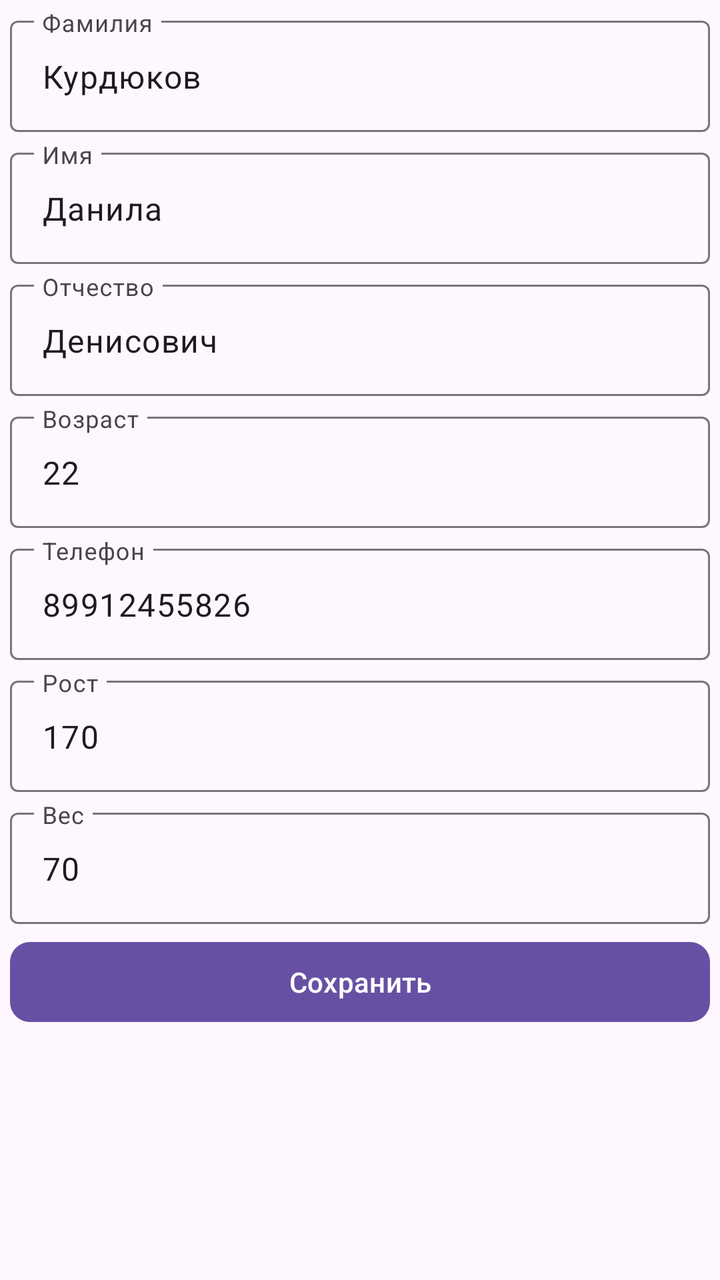
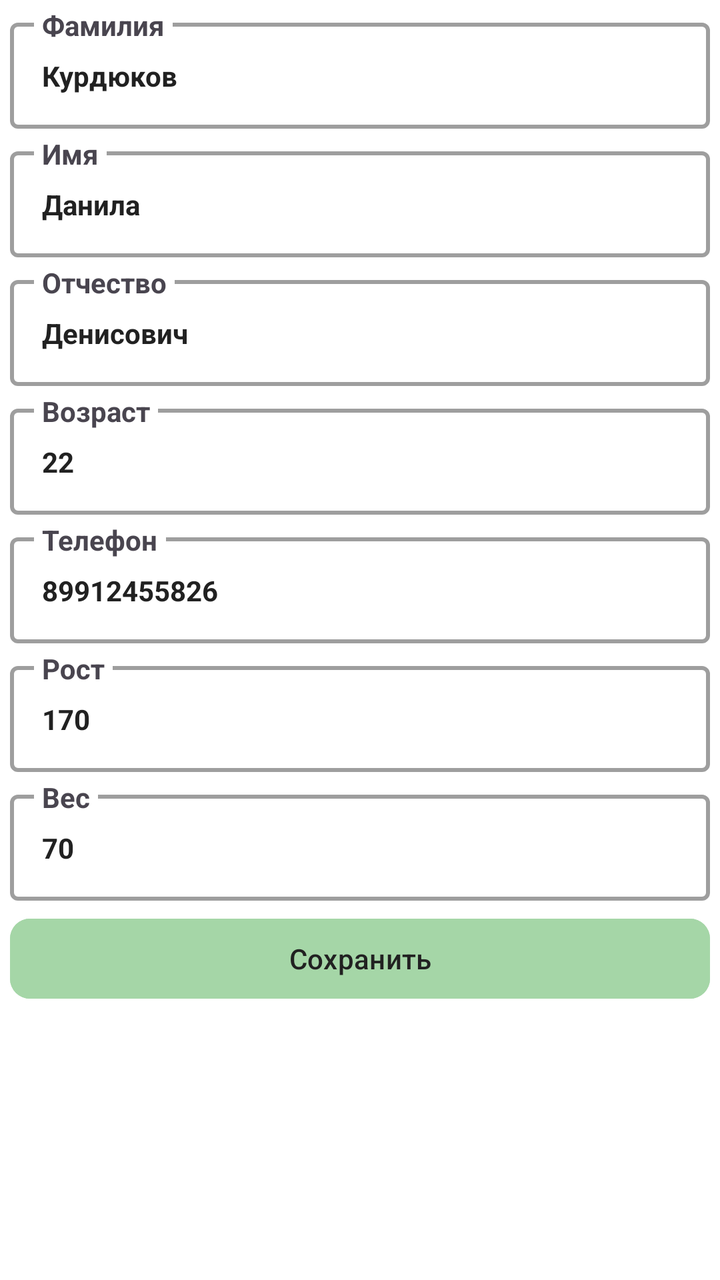

Before-and-after screenshots of an Android layout around one commit, followed by the original layout XML and the change that was made.
<!-- AndroidManifest.xml: application theme Theme.AAC_App -->
<!-- res/layout/fragment_add_edit_person.xml -->
<?xml version="1.0" encoding="utf-8"?>
<androidx.constraintlayout.widget.ConstraintLayout xmlns:android="http://schemas.android.com/apk/res/android"
    xmlns:tools="http://schemas.android.com/tools"
    android:layout_width="match_parent"
    android:layout_height="match_parent"
    xmlns:app="http://schemas.android.com/apk/res-auto"
    tools:context=".presentation.ui.fragment.AddEditPersonFragment">

    <com.google.android.material.textfield.TextInputLayout
        android:id="@+id/text_input_firstName"
        android:layout_width="match_parent"
        android:layout_height="wrap_content"
        app:layout_constraintTop_toTopOf="parent"
        android:hint="Фамилия"
        android:layout_margin="@dimen/small_dimen">
        <com.google.android.material.textfield.TextInputEditText
            android:id="@+id/edit_text_firstName"
            android:layout_width="match_parent"
            android:layout_height="wrap_content"
            android:text="Курдюков"/>
    </com.google.android.material.textfield.TextInputLayout>

    <com.google.android.material.textfield.TextInputLayout
        android:id="@+id/text_input_middleName"
        android:layout_width="match_parent"
        android:layout_height="wrap_content"
        app:layout_constraintTop_toBottomOf="@+id/text_input_firstName"
        android:hint="Имя"
        android:layout_margin="@dimen/small_dimen">
        <com.google.android.material.textfield.TextInputEditText
            android:id="@+id/edit_text_middleName"
            android:layout_width="match_parent"
            android:layout_height="wrap_content"
            android:text="Данила"/>
    </com.google.android.material.textfield.TextInputLayout>

    <com.google.android.material.textfield.TextInputLayout
        android:id="@+id/text_input_lastName"
        android:layout_width="match_parent"
        android:layout_height="wrap_content"
        app:layout_constraintTop_toBottomOf="@+id/text_input_middleName"
        android:hint="Отчество"
        android:layout_margin="@dimen/small_dimen">
        <com.google.android.material.textfield.TextInputEditText
            android:id="@+id/edit_text_lastName"
            android:layout_width="match_parent"
            android:layout_height="wrap_content"
            android:text="Денисович"/>
    </com.google.android.material.textfield.TextInputLayout>

    <com.google.android.material.textfield.TextInputLayout
        android:id="@+id/text_input_age"
        android:layout_width="match_parent"
        android:layout_height="wrap_content"
        app:layout_constraintTop_toBottomOf="@+id/text_input_lastName"
        android:hint="Возраст"
        android:layout_margin="@dimen/small_dimen">
        <com.google.android.material.textfield.TextInputEditText
            android:id="@+id/edit_text_age"
            android:layout_width="match_parent"
            android:layout_height="wrap_content"
            android:text="22"/>
    </com.google.android.material.textfield.TextInputLayout>

    <com.google.android.material.textfield.TextInputLayout
        android:id="@+id/text_input_phoneNumber"
        android:layout_width="match_parent"
        android:layout_height="wrap_content"
        app:layout_constraintTop_toBottomOf="@+id/text_input_age"
        android:hint="Телефон"
        android:layout_margin="@dimen/small_dimen">
        <com.google.android.material.textfield.TextInputEditText
            android:id="@+id/edit_text_phoneNumber"
            android:layout_width="match_parent"
            android:layout_height="wrap_content"
            android:text="89912455826"/>
    </com.google.android.material.textfield.TextInputLayout>

    <com.google.android.material.textfield.TextInputLayout
        android:id="@+id/text_input_height"
        android:layout_width="match_parent"
        android:layout_height="wrap_content"
        app:layout_constraintTop_toBottomOf="@+id/text_input_phoneNumber"
        android:hint="Рост"
        android:layout_margin="@dimen/small_dimen">
        <com.google.android.material.textfield.TextInputEditText
            android:id="@+id/edit_text_height"
            android:layout_width="match_parent"
            android:layout_height="wrap_content"
            android:text="170"/>
    </com.google.android.material.textfield.TextInputLayout>

    <com.google.android.material.textfield.TextInputLayout
        android:id="@+id/text_input_weight"
        android:layout_width="match_parent"
        android:layout_height="wrap_content"
        app:layout_constraintTop_toBottomOf="@+id/text_input_height"
        android:hint="Вес"
        android:layout_margin="@dimen/small_dimen">
        <com.google.android.material.textfield.TextInputEditText
            android:id="@+id/edit_text_weight"
            android:layout_width="match_parent"
            android:layout_height="wrap_content"
            android:text="70"/>
    </com.google.android.material.textfield.TextInputLayout>

    <com.google.android.material.button.MaterialButton
        android:id="@+id/button_savePerson"
        android:layout_width="match_parent"
        android:layout_height="wrap_content"
        app:layout_constraintTop_toBottomOf="@id/text_input_weight"
        android:layout_margin="@dimen/small_dimen"
        app:cornerRadius="@dimen/big_dimen"
        android:text="Сохранить"/>

</androidx.constraintlayout.widget.ConstraintLayout>
<!-- resources referenced by this layout -->
<resources>
  <dimen name="big_dimen">10dp</dimen>
  <dimen name="small_dimen">5dp</dimen>
  <style name="Theme.AAC_App" parent="Base.Theme.AAC_App" />
  <style name="Base.Theme.AAC_App" parent="Theme.Material3.DayNight.NoActionBar">
          
          
      </style>
</resources>

<!-- the commit's change to res/layout/fragment_add_edit_person.xml (unified diff, before → after) -->
@@ -10,6 +10,7 @@
         android:id="@+id/text_input_firstName"
         android:layout_width="match_parent"
         android:layout_height="wrap_content"
+        style="@style/TextInputLayoutStyle"
         app:layout_constraintTop_toTopOf="parent"
         android:hint="Фамилия"
         android:layout_margin="@dimen/small_dimen">
@@ -17,6 +18,7 @@
             android:id="@+id/edit_text_firstName"
             android:layout_width="match_parent"
             android:layout_height="wrap_content"
+            style="@style/EditTextStyle"
             android:text="Курдюков"/>
     </com.google.android.material.textfield.TextInputLayout>
 
@@ -24,6 +26,7 @@
         android:id="@+id/text_input_middleName"
         android:layout_width="match_parent"
         android:layout_height="wrap_content"
+        style="@style/TextInputLayoutStyle"
         app:layout_constraintTop_toBottomOf="@+id/text_input_firstName"
         android:hint="Имя"
         android:layout_margin="@dimen/small_dimen">
@@ -31,6 +34,7 @@
             android:id="@+id/edit_text_middleName"
             android:layout_width="match_parent"
             android:layout_height="wrap_content"
+            style="@style/EditTextStyle"
             android:text="Данила"/>
     </com.google.android.material.textfield.TextInputLayout>
 
@@ -38,6 +42,7 @@
         android:id="@+id/text_input_lastName"
         android:layout_width="match_parent"
         android:layout_height="wrap_content"
+        style="@style/TextInputLayoutStyle"
         app:layout_constraintTop_toBottomOf="@+id/text_input_middleName"
         android:hint="Отчество"
         android:layout_margin="@dimen/small_dimen">
@@ -45,6 +50,7 @@
             android:id="@+id/edit_text_lastName"
             android:layout_width="match_parent"
             android:layout_height="wrap_content"
+            style="@style/EditTextStyle"
             android:text="Денисович"/>
     </com.google.android.material.textfield.TextInputLayout>
 
@@ -52,6 +58,7 @@
         android:id="@+id/text_input_age"
         android:layout_width="match_parent"
         android:layout_height="wrap_content"
+        style="@style/TextInputLayoutStyle"
         app:layout_constraintTop_toBottomOf="@+id/text_input_lastName"
         android:hint="Возраст"
         android:layout_margin="@dimen/small_dimen">
@@ -59,6 +66,7 @@
             android:id="@+id/edit_text_age"
             android:layout_width="match_parent"
             android:layout_height="wrap_content"
+            style="@style/EditTextStyle"
             android:text="22"/>
     </com.google.android.material.textfield.TextInputLayout>
 
@@ -66,6 +74,7 @@
         android:id="@+id/text_input_phoneNumber"
         android:layout_width="match_parent"
         android:layout_height="wrap_content"
+        style="@style/TextInputLayoutStyle"
         app:layout_constraintTop_toBottomOf="@+id/text_input_age"
         android:hint="Телефон"
         android:layout_margin="@dimen/small_dimen">
@@ -73,6 +82,7 @@
             android:id="@+id/edit_text_phoneNumber"
             android:layout_width="match_parent"
             android:layout_height="wrap_content"
+            style="@style/EditTextStyle"
             android:text="89912455826"/>
     </com.google.android.material.textfield.TextInputLayout>
 
@@ -80,6 +90,7 @@
         android:id="@+id/text_input_height"
         android:layout_width="match_parent"
         android:layout_height="wrap_content"
+        style="@style/TextInputLayoutStyle"
         app:layout_constraintTop_toBottomOf="@+id/text_input_phoneNumber"
         android:hint="Рост"
         android:layout_margin="@dimen/small_dimen">
@@ -87,6 +98,7 @@
             android:id="@+id/edit_text_height"
             android:layout_width="match_parent"
             android:layout_height="wrap_content"
+            style="@style/EditTextStyle"
             android:text="170"/>
     </com.google.android.material.textfield.TextInputLayout>
 
@@ -94,6 +106,7 @@
         android:id="@+id/text_input_weight"
         android:layout_width="match_parent"
         android:layout_height="wrap_content"
+        style="@style/TextInputLayoutStyle"
         app:layout_constraintTop_toBottomOf="@+id/text_input_height"
         android:hint="Вес"
         android:layout_margin="@dimen/small_dimen">
@@ -101,6 +114,7 @@
             android:id="@+id/edit_text_weight"
             android:layout_width="match_parent"
             android:layout_height="wrap_content"
+            style="@style/EditTextStyle"
             android:text="70"/>
     </com.google.android.material.textfield.TextInputLayout>
 
@@ -108,6 +122,7 @@
         android:id="@+id/button_savePerson"
         android:layout_width="match_parent"
         android:layout_height="wrap_content"
+        style="@style/ButtonStyle"
         app:layout_constraintTop_toBottomOf="@id/text_input_weight"
         android:layout_margin="@dimen/small_dimen"
         app:cornerRadius="@dimen/big_dimen"
<!-- resource entries referenced after the edit -->
@@ -2,10 +2,46 @@
 <resources>
   <dimen name="big_dimen">10dp</dimen>
   <dimen name="small_dimen">5dp</dimen>
+  <style name="ButtonStyle">
+          <item name="android:backgroundTint">@color/green_200</item>
+          <item name="android:layout_margin">12dp</item>
+          <item name="android:textAllCaps">false</item>
+          <item name="android:textSize">@dimen/big_text_size</item>
+          <item name="android:textColor">@color/grey_900</item>
+      </style>
+  <style name="EditTextStyle" parent="Theme.AppCompat.Light">
+          <item name="android:maxLines">1</item>
+          <item name="android:singleLine">true</item>
+          <item name="android:textColor">@color/grey_900</item>
+          <item name="android:textStyle">bold</item>
+      </style>
+  <style name="TextInputLayoutStyle" parent="Widget.Material3.TextInputLayout.OutlinedBox">
+          <item name="boxStrokeColor">@color/text_input_layout_outline</item>
+          <item name="hintTextColor">@color/text_input_layout_hint</item>
+          <item name="android:layout_margin">@dimen/small_dimen</item>
+          
+          <item name="hintTextAppearance">@style/BigTextStyle</item>
+          <item name="boxStrokeWidth">@dimen/box_stroke_width</item>
+          <item name="errorTextAppearance">@style/SmallTextStyle</item>
+          <item name="counterTextAppearance">@style/SmallTextStyle</item>
+      </style>
   <style name="Theme.AAC_App" parent="Base.Theme.AAC_App" />
+  <color name="green_200">#A5D6A7</color>
+  <dimen name="big_text_size">14dp</dimen>
+  <color name="grey_900">#212121</color>
+  <style name="BigTextStyle">
+          <item name="android:textSize">@dimen/big_text_size</item>
+      </style>
+  <dimen name="box_stroke_width">2dp</dimen>
+  <style name="SmallTextStyle">
+          <item name="android:textSize">@dimen/small_text_size</item>
+      </style>
   <style name="Base.Theme.AAC_App" parent="Theme.Material3.DayNight.NoActionBar">
-          
-          
+          <item name="android:statusBarColor">@color/white</item>
+          <item name="android:windowLightStatusBar">true</item>
+          <item name="android:windowBackground">@color/white</item>
       </style>
+  <dimen name="small_text_size">13dp</dimen>
+  <color name="white">#FFFFFFFF</color>
 </resources>
 
